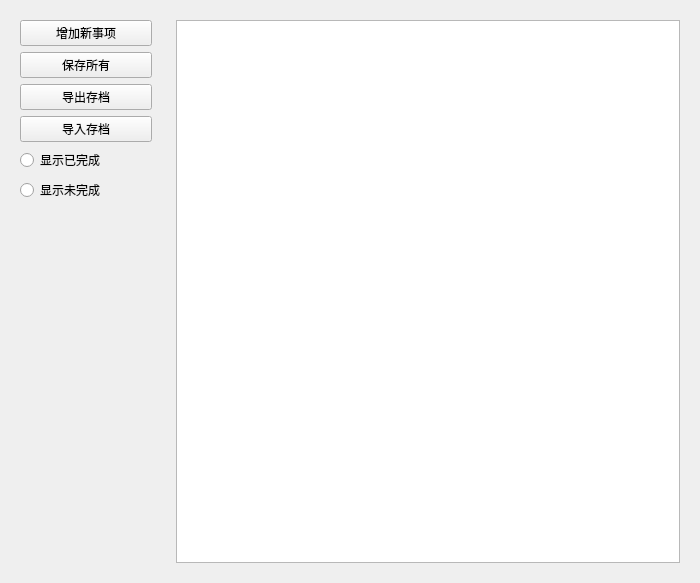
littleHorse12138/lyhAssistant, file SaveLog/mainsavewgt.ui: the form before one commit.
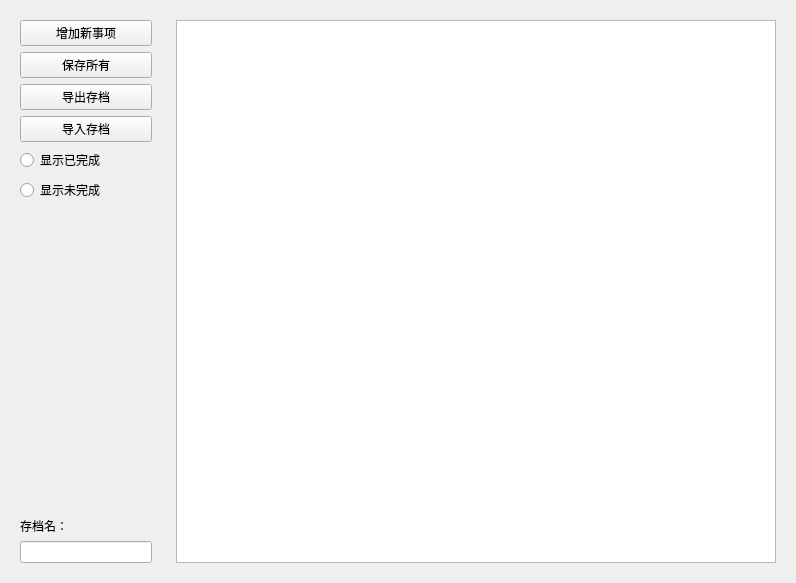
The form after the commit.

```diff
--- a/SaveLog/mainsavewgt.ui
+++ b/SaveLog/mainsavewgt.ui
@@ -84,6 +84,16 @@
         </property>
        </spacer>
       </item>
+      <item>
+       <widget class="QLabel" name="label">
+        <property name="text">
+         <string>存档名：</string>
+        </property>
+       </widget>
+      </item>
+      <item>
+       <widget class="QLineEdit" name="m_pLESaveNAME"/>
+      </item>
      </layout>
     </widget>
    </item>
@@ -91,7 +101,14 @@
     <widget class="QWidget" name="widget" native="true">
      <layout class="QVBoxLayout" name="verticalLayout">
       <item>
-       <widget class="QTableWidget" name="m_pTabWgt"/>
+       <widget class="QTableWidget" name="m_pTabWgt">
+        <property name="minimumSize">
+         <size>
+          <width>600</width>
+          <height>0</height>
+         </size>
+        </property>
+       </widget>
       </item>
      </layout>
     </widget>
```
